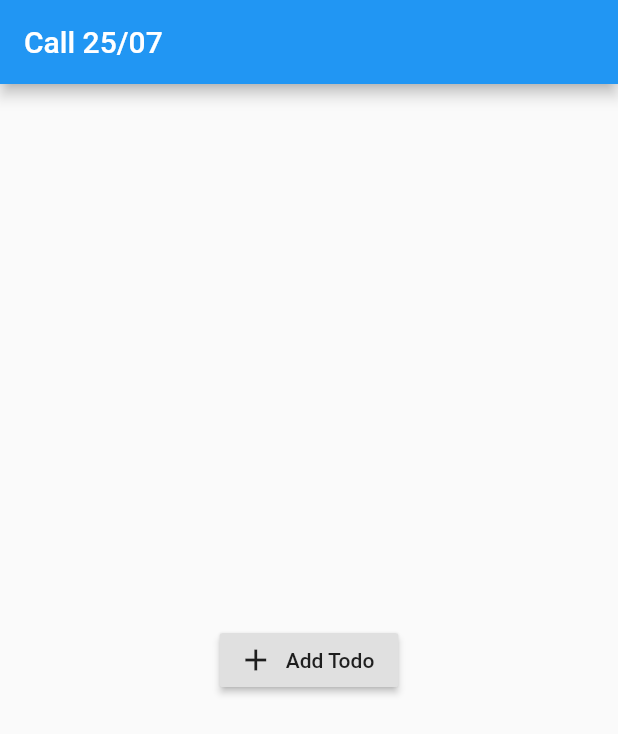
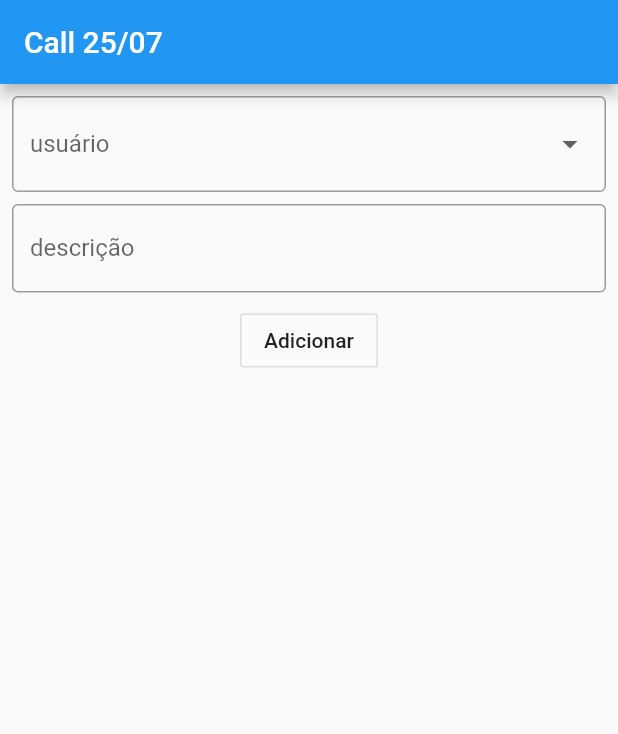
Before and after one commit to evandrofuhr/growdev_advanced_call_2507, a Flutter app: the screen it shows after launch, on a phone screen of 412 x 824 dp. Shown: the top 734 px of the screen. Run offline on Flutter 3.47's test engine with Material 2 defaults, Android fonts, the phone set to English and light mode, and no system bars; our stand-ins replace sqflite; accounts and stored records are empty.

Commit message:
call 28/07

```diff
--- a/lib/dbhelper.dart
+++ /dev/null
@@ -1,42 +0,0 @@
-import 'package:path/path.dart';
-import 'package:path_provider/path_provider.dart';
-import 'package:sqflite/sqflite.dart';
-
-class DBHelper {
-  final int _versao = 1;
-  final String _nomeDB = 'todo.db';
-  Database _db;
-  static DBHelper _instancia = DBHelper._interno();
-  factory DBHelper() {
-    return _instancia;
-  }
-  DBHelper._interno();
-
-  Future<Database> obtemDB() async {
-    if (_db == null) {
-      var _directory = await getApplicationDocumentsDirectory();
-      var _path = join(_directory.path, _nomeDB);
-      _db = await openDatabase(_path, version: _versao, onCreate: _onCreate);
-    }
-    return _db;
-  }
-
-  Future<void> _onCreate(Database db, int version) async {
-    await db.execute('''
-       create table todo (
-            id integer primary key autoincrement,
-            description text not null,
-            done text not null default 'F',
-            userid integer
-        );
-      ''');
-
-    await db.execute('''
-       create table user (
-          id integer primary key,
-          nome text not null,
-          email text not  null
-        );
-      ''');
-  }
-}
--- a/lib/main.dart
+++ b/lib/main.dart
@@ -1,6 +1,4 @@
-import 'package:call_2507/dbhelper.dart';
-import 'package:call_2507/todo.dart';
-import 'package:call_2507/todo_repository.dart';
+import 'package:call_2507/pages/home_page.dart';
 import 'package:flutter/material.dart';
 
 void main() => runApp(App());
@@ -13,42 +11,3 @@ class App extends StatelessWidget {
     );
   }
 }
-
-class HomePage extends StatefulWidget {
-  @override
-  _HomePageState createState() => _HomePageState();
-}
-
-class _HomePageState extends State<HomePage> {
-  TodoRepository _todoRepository;
-
-  @override
-  void initState() {
-    super.initState();
-    _todoRepository = TodoRepository();
-  }
-
-  Future<void> addNewTodo() async {
-    await _todoRepository.newTodo(
-      Todo(description: 'Lavar o carro'),
-    );
-  }
-
-  @override
-  Widget build(BuildContext context) {
-    return Scaffold(
-      appBar: AppBar(
-        title: Text('Call 25/07'),
-      ),
-      body: Center(
-        child: RaisedButton.icon(
-          onPressed: addNewTodo,
-          icon: Icon(
-            Icons.add,
-          ),
-          label: Text('Add Todo'),
-        ),
-      ),
-    );
-  }
-}
--- a/lib/todo.dart
+++ b/lib/models/todo.dart
@@ -1,3 +1,4 @@
+import 'package:call_2507/models/user.dart';
 import 'package:flutter/material.dart';
 
 class Todo {
@@ -5,12 +6,17 @@ class Todo {
   String description;
   bool done;
   int userId;
+  String date;
+  User user;
+
+  Todo.empty();
 
   Todo({
     this.id,
     @required this.description,
     this.done,
     this.userId,
+    this.date,
   });
 
   Todo.fromMap(Map<String, dynamic> obj) {
@@ -18,6 +24,10 @@ class Todo {
     description = obj['description'];
     done = obj['done'] == 'T';
     userId = obj['userId'];
+    date = obj['date'];
+    if (obj.containsKey('username')) {
+      user = User.empty()..name = obj['username'];
+    }
   }
 
   Map<String, dynamic> toMap() {
@@ -26,6 +36,7 @@ class Todo {
       'description': description,
       'done': done ?? false ? 'T' : 'F',
       'userid': userId,
+      'date': date,
     };
   }
 }
--- /dev/null
+++ b/lib/models/user.dart
@@ -0,0 +1,29 @@
+import 'package:flutter/material.dart';
+
+class User {
+  int id;
+  String name;
+  String email;
+
+  User.empty();
+
+  User({
+    @required this.id,
+    @required this.name,
+    @required this.email,
+  });
+
+  User.fromMap(Map<String, dynamic> obj) {
+    id = obj['id'];
+    name = obj['nome'];
+    email = obj['email'];
+  }
+
+  Map<String, dynamic> toMap() {
+    return {
+      'id': id,
+      'nome': name,
+      'email': email,
+    };
+  }
+}
--- /dev/null
+++ b/lib/pages/home_page.dart
@@ -0,0 +1,145 @@
+import 'package:call_2507/models/todo.dart';
+import 'package:call_2507/models/user.dart';
+import 'package:call_2507/repositories/todo_repository.dart';
+import 'package:call_2507/repositories/user_repository.dart';
+import 'package:flutter/material.dart';
+
+class HomePage extends StatefulWidget {
+  @override
+  _HomePageState createState() => _HomePageState();
+}
+
+class _HomePageState extends State<HomePage> {
+  TodoRepository _todoRepository;
+  UserRepository _userRepository;
+  final _formKey = GlobalKey<FormState>();
+  final _scaffoldKey = GlobalKey<ScaffoldState>();
+  final _descriptionController = TextEditingController();
+  Todo _todo;
+
+  @override
+  void initState() {
+    super.initState();
+    _todo = Todo.empty();
+    _todoRepository = TodoRepository();
+    _userRepository = UserRepository();
+  }
+
+  Future<void> addNewTodo() async {
+    if (_formKey.currentState.validate()) {
+      _formKey.currentState.save();
+      await _todoRepository.newTodo(
+        _todo,
+      );
+      _formKey.currentState.reset();
+      _descriptionController.clear();
+      setState(() {
+        _todo = Todo.empty();
+      });
+    }
+  }
+
+  List<DropdownMenuItem> _getDropdownItens(List<User> users) {
+    return users
+        .map(
+          (user) => DropdownMenuItem(
+            child: Text('${user.name}'),
+            value: user.id,
+          ),
+        )
+        .toList();
+  }
+
+  @override
+  Widget build(BuildContext context) {
+    return Scaffold(
+      key: _scaffoldKey,
+      appBar: AppBar(
+        title: Text('Call 25/07'),
+      ),
+      body: Padding(
+        padding: const EdgeInsets.all(8.0),
+        child: Column(
+          children: <Widget>[
+            Form(
+              key: _formKey,
+              child: Column(
+                children: <Widget>[
+                  FutureBuilder<List<User>>(
+                    initialData: <User>[],
+                    future: _userRepository.getUsers(),
+                    builder: (context, snapshot) {
+                      final users = snapshot.data;
+                      return DropdownButtonFormField<int>(
+                        value: null,
+                        decoration: InputDecoration(
+                          border: OutlineInputBorder(),
+                          labelText: 'usuário',
+                        ),
+                        items: _getDropdownItens(users),
+                        onChanged: (value) => print(value),
+                        validator: (value) =>
+                            value == null ? 'Selecione um usuário' : null,
+                        onSaved: (newValue) => _todo.userId = newValue,
+                      );
+                    },
+                  ),
+                  SizedBox(
+                    height: 8,
+                  ),
+                  TextFormField(
+                    decoration: InputDecoration(
+                      border: OutlineInputBorder(),
+                      labelText: 'descrição',
+                    ),
+                    controller: _descriptionController,
+                    validator: (value) =>
+                        value.isEmpty ? 'Descrição obrigatória' : null,
+                    onSaved: (newValue) => _todo.description = newValue,
+                  ),
+                  SizedBox(
+                    height: 8,
+                  ),
+                  OutlineButton(
+                    onPressed: addNewTodo,
+                    child: Text('Adicionar'),
+                  ),
+                ],
+              ),
+            ),
+            Expanded(
+              child: FutureBuilder<List<Todo>>(
+                initialData: <Todo>[],
+                future: _todoRepository.getTodos(),
+                builder: (context, snapshot) {
+                  final _todos = snapshot.data;
+                  return ListView.builder(
+                    itemCount: _todos.length,
+                    itemBuilder: (context, index) {
+                      final _item = _todos[index];
+                      return ListTile(
+                        title: Text(
+                          _item?.user?.name != null
+                              ? _item.user.name
+                              : 'Sem usuário',
+                        ),
+                        subtitle: Text(_item?.description ?? ''),
+                        isThreeLine: true,
+                      );
+                    },
+                  );
+                },
+              ),
+            ),
+          ],
+        ),
+      ),
+    );
+  }
+
+  @override
+  void dispose() {
+    _descriptionController.dispose();
+    super.dispose();
+  }
+}
```
Also changed, not shown: lib/repositories/todo_repository.dart (renamed from lib/todo_repository.dart, +24 -2 lines), lib/repositories/user_repository.dart (added, +41 -0 lines), lib/utils/dbhelper.dart (added, +94 -0 lines), lib/user.dart (deleted), lib/user_repository.dart (deleted).
